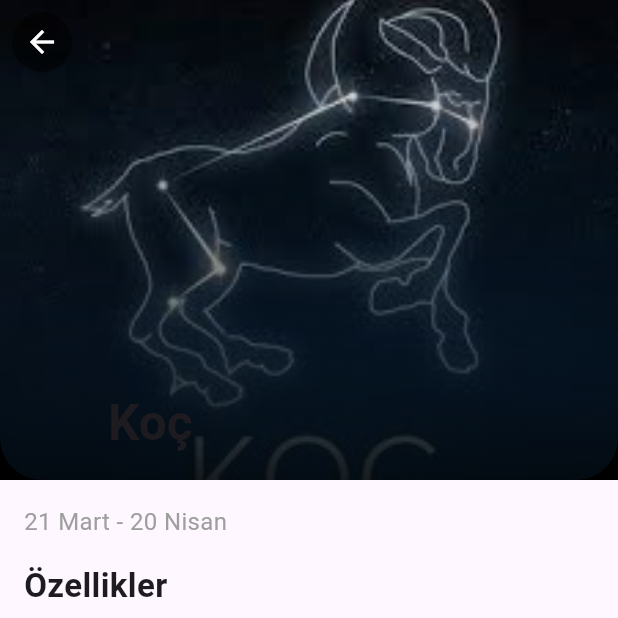
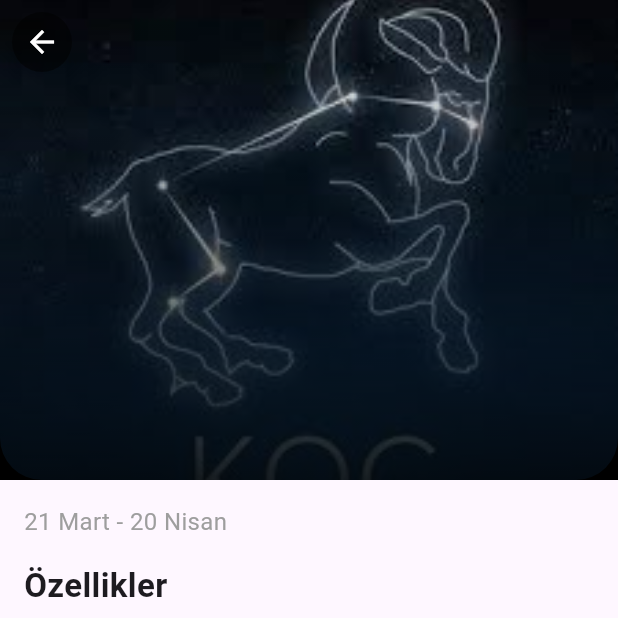
Before and after one commit to sinemsafak/horoscope_app, a Flutter app: the screen it shows after launch, after a tap on "Koç", on a phone screen of 412 x 824 dp, the top half of it. Run offline on Flutter 3.47's test engine with Material 3 defaults, Android fonts, the light colour scheme and no system bars.

Commit message:
FlexibleSpaceBar hatası düzenlemesi

```diff
--- a/lib/screens/detail_screen.dart
+++ b/lib/screens/detail_screen.dart
@@ -15,7 +15,7 @@ class DetailScreen extends StatelessWidget {
 
     return Scaffold(
       body: SafeArea(
-      child:CustomScrollView(
+        child: CustomScrollView(
           slivers: [
             SliverAppBar(
               expandedHeight: 320,
@@ -33,10 +33,6 @@ class DetailScreen extends StatelessWidget {
                 ),
               ),
               flexibleSpace: FlexibleSpaceBar(
-              title: Text(
-                zodiac.name,
-                style: TextStyle(fontWeight: FontWeight.bold),
-              ),
                 background: Stack(
                   fit: StackFit.expand,
                   children: [
@@ -44,10 +40,7 @@ class DetailScreen extends StatelessWidget {
                       borderRadius: BorderRadius.vertical(
                         bottom: Radius.circular(28),
                       ),
-                    child: Image.asset(
-                      zodiac.image,
-                      fit: BoxFit.cover,
-                    ),
+                      child: Image.asset(zodiac.image, fit: BoxFit.cover),
                     ),
                     Container(
                       decoration: BoxDecoration(
@@ -74,10 +67,7 @@ class DetailScreen extends StatelessWidget {
                   children: [
                     Text(
                       zodiac.date,
-                    style: TextStyle(
-                      fontSize: 16,
-                      color: Colors.grey,
-                    ),
+                      style: TextStyle(fontSize: 16, color: Colors.grey),
                     ),
                     SizedBox(height: 16),
 
@@ -124,7 +114,8 @@ class DetailScreen extends StatelessWidget {
               ),
             ),
           ],
-      )),
+        ),
+      ),
     );
   }
 }
```
Lines whose indentation alone changed are shown as unchanged.
